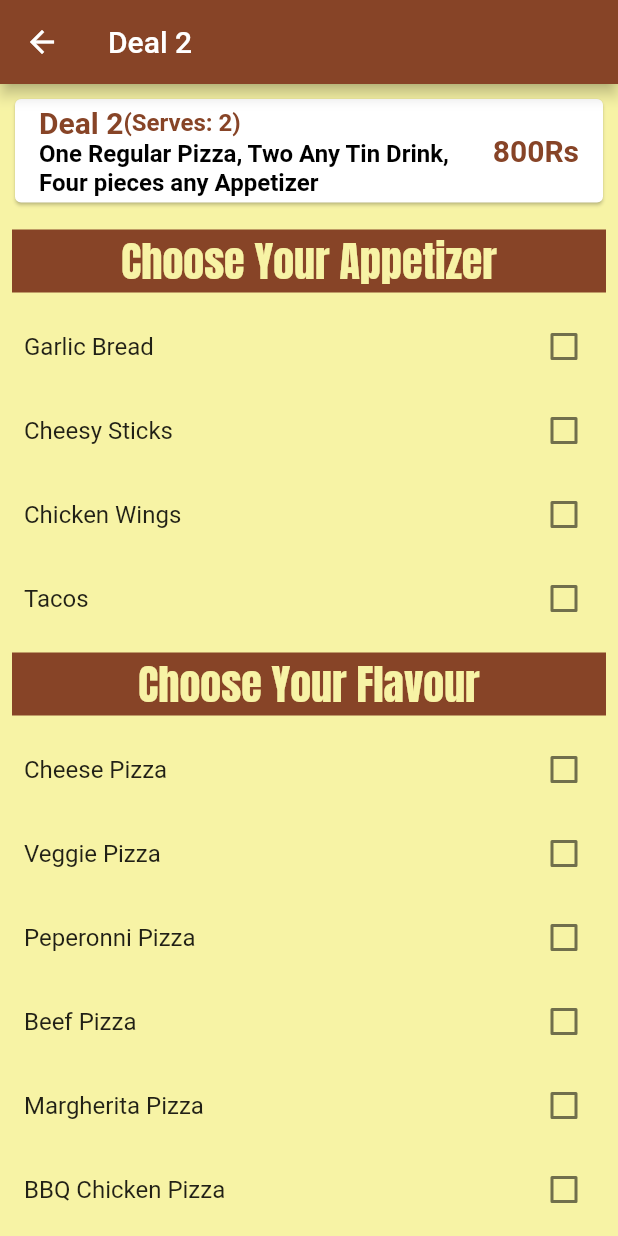
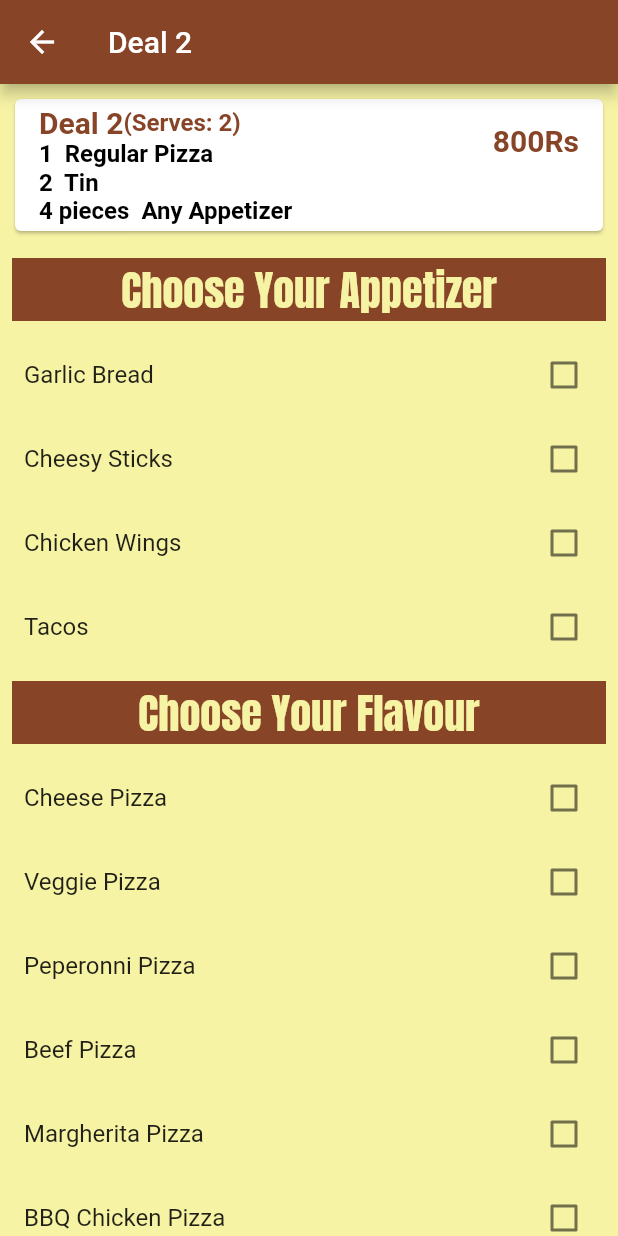
Before and after one commit to hasan661/SHIPIZZA-app, a Flutter app: the screen it shows after launch, after a tap on "Deal 2", on a phone screen of 412 x 824 dp. Run offline on Flutter 3.47's test engine with Material 2 defaults, Android fonts, the phone set to English and light mode, and no system bars; our stand-ins replace google_fonts; network calls fail.

Commit message:
Shipizza

```diff
--- a/shipizza/lib/providers/appetizers.dart
+++ b/shipizza/lib/providers/appetizers.dart
@@ -62,22 +62,11 @@ class Appetizer_Provider with ChangeNotifier {
       test.add(false);
       widget.add(
         CheckboxListTile(
+
           value: test[i],
           onChanged: (val) {
-
-            for(var j=0;j<_appetizers.length;j++)
-            {
-              if(i==j)
-              {
-                test[j] = val!;
-
-              }
-              else{
-                test[j]=false;
-              }
-
-            }
-
+            //  print(id);
+             test[i] = val!;
             notifyListeners();
           },
           title: Text("${_appetizers[i].title}"),
--- a/shipizza/lib/providers/colddrinks.dart
+++ b/shipizza/lib/providers/colddrinks.dart
@@ -1,4 +1,5 @@
 import 'package:flutter/material.dart';
+
 
 class ColdDrink {
   final String id;
@@ -6,12 +7,11 @@ class ColdDrink {
   final Map<String, int> price;
   final String imageURL;
 
-  const ColdDrink({
-    required this.imageURL,
-    required this.id,
-    required this.title,
-    this.price=const {"Tin": 100, "500 ml": 80, "1.5 litres": 200}
-  });
+  const ColdDrink(
+      {required this.imageURL,
+      required this.id,
+      required this.title,
+      this.price = const {"Tin": 100, "500 ml": 80, "1.5 litres": 200}});
 }
 
 class ColdDrinkProvider with ChangeNotifier {
@@ -36,12 +36,14 @@ class ColdDrinkProvider with ChangeNotifier {
     )
   ];
 
-  List get colddrinks{
+  List get colddrinks {
     return [..._colddrinks];
   }
 
   List<bool> test = [];
-  dynamic checkboxlisttilebuilder() {
+  // var con = 0;
+
+  dynamic checkboxlisttilebuilder(var id) {
     List<Widget> widget = [];
     for (var i = 0; i < _colddrinks.length; i++) {
       test.add(false);
@@ -49,20 +51,8 @@ class ColdDrinkProvider with ChangeNotifier {
         CheckboxListTile(
           value: test[i],
           onChanged: (val) {
-
-            for(var j=0;j<_colddrinks.length;j++)
-            {
-              if(i==j)
-              {
-                test[j] = val!;
-
-              }
-              else{
-                test[j]=false;
-              }
-
-            }
-
+            print(id);
+            test[i] = val!;
             notifyListeners();
           },
           title: Text("${_colddrinks[i].title}"),
--- a/shipizza/lib/providers/deal.dart
+++ b/shipizza/lib/providers/deal.dart
@@ -3,9 +3,10 @@ import 'package:flutter/cupertino.dart';
 class Deal {
   final String id;
   final String title;
-  final List items;
+  final items;
   final int price;
   final String serves;
+
 
   const Deal({
     required this.price,
@@ -13,6 +14,7 @@ class Deal {
     required this.items,
     required this.title,
     required this.serves,
+
   });
 }
 
@@ -20,45 +22,75 @@ class DealProvider with ChangeNotifier {
   List _deals = [
     Deal(
       id: "d1",
-        items: [
-          "One Personal Pan Pizza,",
-          " One Any Tin Drink,",
-          " Two pieces any Appetizer",
-        ],
+      items: {
+        "Pizza":{"Pan Pizza":1},
+        "ColdDrink":{"Tin":1},
+        "Appetizer":{"Any":"2 pieces"}
+
+
+
+      },
+
       title: "Deal 1",
       serves: "1",
-        price: 300),
+      price: 300,
+    ),
+
+
     Deal(
       id: "d2",
-        items: [
-          "One Regular Pizza,",
-          " Two Any Tin Drink,",
-          " Four pieces any Appetizer",
-        ],
+      items:
+      {
+        "Pizza":{"Regular Pizza":1},
+        "ColdDrink":{"Tin":2},
+        "Appetizer":{"Any":"4 pieces"}
+
+
+
+      },
+
       title: "Deal 2",
       serves: "2",
-        price: 800),
+      price: 800,
+
+    ),
     Deal(
       id: "d3",
-        items: [
-          "One Large Pizza,",
-          " One 1.5 litre Drink,",
-          " Eight pieces any Appetizer",
-        ],
+      items:
+      {
+        "Pizza":{"Large":1},
+        "ColdDrink":{"1.5 litre":1},
+        "Appetizer":{"Any":"8 pieces"}
+
+
+
+      },
+
       title: "Deal 3",
       serves: "4",
-        price: 1000),
+      price: 1000,
+
+    ),
     Deal(
       id: "d4",
-        items: [
-          "One Jumbo Pizza,",
-          " Two 1.5 litre drinks,",
-          "Sixteen pieces any Appetizer",
-        ],
+      items:
+      {
+        "Pizza":{"Jumbo Pizza":1},
+        "ColdDrink":{"1.5 litre":2},
+        "Appetizer":{"Any":"16 pieces"}
+
+
+
+      },
+
       title: "Deal 4",
       serves: "8",
-        price: 1500),
+      price: 1500,
+
+    ),
+
   ];
+
 
   dynamic filteredwithid(var id) {
     return _deals.firstWhere((element) => element.id == id);
@@ -76,4 +108,5 @@ class DealProvider with ChangeNotifier {
     return value;
     //
   }
+
 }
--- a/shipizza/lib/providers/pizza_detail.dart
+++ b/shipizza/lib/providers/pizza_detail.dart
@@ -154,7 +154,7 @@ class PizzaProvider with ChangeNotifier {
   }
 
   List<bool> test = [];
-  dynamic checkboxlisttilebuilder() {
+  dynamic checkboxlisttilebuilder(var id) {
     List<Widget> widget = [];
     for (var i = 0; i < _pizzaitems.length; i++) {
       test.add(false);
@@ -162,21 +162,10 @@ class PizzaProvider with ChangeNotifier {
         CheckboxListTile(
           value: test[i],
           onChanged: (val) {
+            print(id);
+            test[i] = val!;
+            notifyListeners();
 
-            for(var j=0;j<_pizzaitems.length;j++)
-            {
-              if(i==j)
-              {
-                test[j] = val!;
-
-              }
-              else{
-                test[j]=false;
-              }
-
-            }
-
-            notifyListeners();
           },
           title: Text("${_pizzaitems[i].title}"),
         ),
--- a/shipizza/lib/screens/dealsscreen.dart
+++ b/shipizza/lib/screens/dealsscreen.dart
@@ -8,22 +8,19 @@ import 'package:shipizza/providers/pizza_detail.dart';
 
 class DealsScreen extends StatelessWidget {
   static const routeName = "/deals";
-   bool test=false;
+  bool test = false;
   @override
   Widget build(BuildContext context) {
     final id = ModalRoute.of(context)!.settings.arguments;
     final dealData = Provider.of<DealProvider>(context).filteredwithid(id);
-    final pizzaData=Provider.of<PizzaProvider>(context);
-    final appetizerData=Provider.of<Appetizer_Provider>(context);
-    final colddrinkData=Provider.of<ColdDrinkProvider>(context);
+    final pizzaData = Provider.of<PizzaProvider>(context);
+    final appetizerData = Provider.of<Appetizer_Provider>(context);
+    final colddrinkData = Provider.of<ColdDrinkProvider>(context);
     // print(dealData.title);
-    Widget headingbuilder(var text)
-    {
-      return
-      Padding(
+    Widget headingbuilder(var text) {
+      return Padding(
         padding: EdgeInsets.all(8),
         child: Container(
-
           width: double.infinity,
           color: Theme.of(context).primaryColor,
           child: Text(
@@ -36,14 +33,11 @@ class DealsScreen extends StatelessWidget {
       );
     }
 
-
-
     return Scaffold(
       appBar: AppBar(
         title: Text(
           "${dealData.title}",
         ),
-
       ),
       body: SingleChildScrollView(
         child: Column(
@@ -77,12 +71,31 @@ class DealsScreen extends StatelessWidget {
                       ),
                     ],
                   ),
-                      subtitle: Text(
-                        "${dealData.items.join()}",
+                  subtitle: Column(
+                    crossAxisAlignment: CrossAxisAlignment.start,
+                    children: [
+                      Text(
+                        "${dealData.items['Pizza']!.values.toString().substring(1, dealData.items['Pizza']!.values.toString().length - 1)}  ${dealData.items['Pizza']!.keys.toString().substring(1, dealData.items['Pizza']!.keys.toString().length - 1)}",
                         style: TextStyle(
                             fontSize: 16,
                             fontWeight: FontWeight.bold,
                             color: Colors.black),
+                      ),
+                      Text(
+                        "${dealData.items['ColdDrink']!.values.toString().substring(1, dealData.items['ColdDrink']!.values.toString().length - 1)}  ${dealData.items['ColdDrink']!.keys.toString().substring(1, dealData.items['ColdDrink']!.keys.toString().length - 1)}",
+                        style: TextStyle(
+                            fontSize: 16,
+                            fontWeight: FontWeight.bold,
+                            color: Colors.black),
+                      ),
+                      Text(
+                        "${dealData.items['Appetizer']!.values.toString().substring(1, dealData.items['Appetizer']!.values.toString().length - 1)}  ${dealData.items['Appetizer']!.keys.toString().substring(1, dealData.items['Appetizer']!.keys.toString().length - 1)} Appetizer",
+                        style: TextStyle(
+                            fontSize: 16,
+                            fontWeight: FontWeight.bold,
+                            color: Colors.black),
+                      ),
+                    ],
                   )
                   //
                   ),
@@ -90,10 +103,15 @@ class DealsScreen extends StatelessWidget {
             headingbuilder("Choose Your Appetizer"),
             ...appetizerData.checkboxlisttilebuilder(),
             headingbuilder("Choose Your Flavour"),
-             ...pizzaData.checkboxlisttilebuilder(),
-             headingbuilder("Choose Your Drinks"),
-             ...colddrinkData.checkboxlisttilebuilder()
-
+            ...pizzaData.checkboxlisttilebuilder(dealData.items['Pizza']!.values.toString().substring(1, dealData.items['Pizza']!.values.toString().length-1)),
+            headingbuilder("Choose Your Drink/s"),
+            ...colddrinkData.checkboxlisttilebuilder(dealData.items['ColdDrink']!.values.toString().substring(1, dealData.items['ColdDrink']!.values.toString().length-1)),
+            ElevatedButton(
+              onPressed: () {},
+              child: Text("Add To Cart"),
+              style: ElevatedButton.styleFrom(
+                  primary: Theme.of(context).primaryColor),
+            )
           ],
         ),
       ),
--- a/shipizza/lib/widgets/dealitem.dart
+++ b/shipizza/lib/widgets/dealitem.dart
@@ -10,7 +10,7 @@ class DealItem extends StatelessWidget {
   Widget build(BuildContext context) {
     final dealData = Provider.of<DealProvider>(context);
     final deallist = dealData.deal;
-    print(deallist);
+    // print(deallist.where((element) => element.id==id));
     dynamic dealbuilder() {
       List<Widget> widgets = [];
       for (var index = 0; index < deallist.length; index++) {
@@ -47,13 +47,34 @@ class DealItem extends StatelessWidget {
                       ),
                     ],
                   ),
-                  subtitle: Text(
-                    "${dealData.listinoneline(deallist, index)}",
-                    style: TextStyle(
-                        fontSize: 16,
-                        fontWeight: FontWeight.bold,
-                        color: Colors.black),
-                  )
+                  subtitle: Column(
+                    crossAxisAlignment: CrossAxisAlignment.start,
+                    children: [
+                      Text(
+                        "${deallist[index].items['Pizza']!.values.toString().substring(1, deallist[index].items['Pizza']!.values.toString().length - 1)} ${deallist[index].items['Pizza']!.keys.toString().substring(1, deallist[index].items['Pizza']!.keys.toString().length - 1)}",
+                        style: TextStyle(
+                            fontSize: 16,
+                            fontWeight: FontWeight.bold,
+                            color: Colors.black),
+                        ),
+                        Text( "${deallist[index].items['ColdDrink']!.values.toString().substring(1, deallist[index].items['ColdDrink']!.values.toString().length - 1)} ${deallist[index].items['ColdDrink']!.keys.toString().substring(1, deallist[index].items['ColdDrink']!.keys.toString().length - 1)}",style: TextStyle(
+                            fontSize: 16,
+                            fontWeight: FontWeight.bold,
+                            color: Colors.black),),
+                        Text("${deallist[index].items['Appetizer']!.values.toString().substring(1, deallist[index].items['Appetizer']!.values.toString().length - 1)}  ${deallist[index].items['Appetizer']!.keys.toString().substring(1, deallist[index].items['Appetizer']!.keys.toString().length - 1)} Appetizer",style: TextStyle(
+                            fontSize: 16,
+                            fontWeight: FontWeight.bold,
+                            color: Colors.black),)
+
+                    ],
+                  ),
+
+
+
+
+
+
+
                   //
                   ),
             ),
```
Lines whose indentation alone changed are shown as unchanged.
